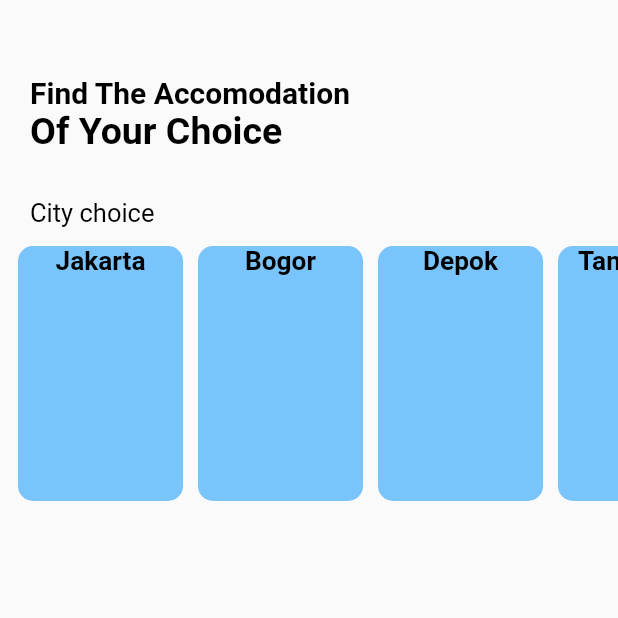
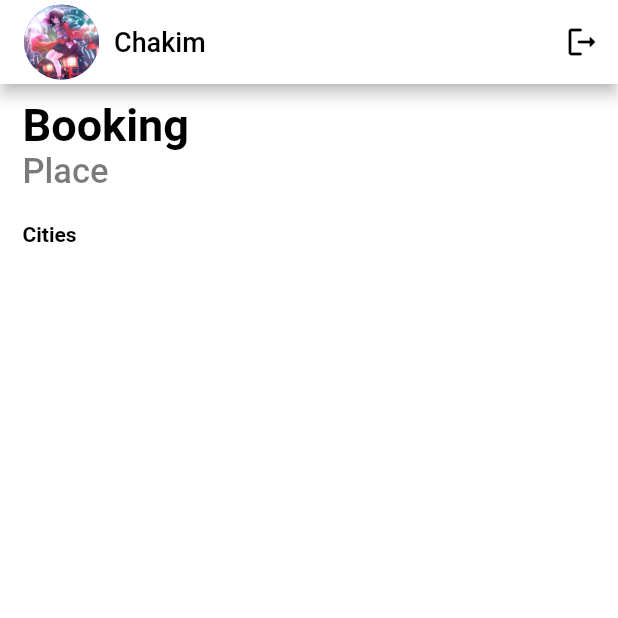
Before and after one commit to al-chakim/TaMob, a Flutter app: the Home screen opened directly, on a phone screen of 412 x 824 dp, the top half of it. Run offline on Flutter 3.47's test engine with Material 2 defaults, Android fonts, the phone set to English and light mode, and no system bars.

Commit message:
turu deks

```diff
--- a/golodors/lib/home.dart
+++ b/golodors/lib/home.dart
@@ -9,106 +9,76 @@ class Home extends StatefulWidget {
 }
 
 class _HomeState extends State<Home> {
+  int selectedCity = 0;
+
   @override
   Widget build(BuildContext context) {
     return Scaffold(
-      body: Column(
+      backgroundColor: tiga,
+      appBar: AppBar(
+        backgroundColor: tiga,
+        automaticallyImplyLeading: false,
+        //elevation: 0,
+        title: Row(
           children: [
+            Padding(
+              padding: EdgeInsets.only(left: 0),
+              child: CircleAvatar(
+                radius: 25,
+                backgroundImage: AssetImage('assets/profile.jpg'),
+              ),
+            ),
+            SizedBox(width: 10,),
+            Text('Chakim', style: huruf2.copyWith(fontWeight: FontWeight.w500, fontSize: 18))
+          ],
+        ),
+        actions: [
+          IconButton(
+            onPressed: (){
+              Navigator.pop(context);
+            },
+            icon: Icon(
+              Icons.logout_rounded,
+              color: Colors.black,
+            )
+          )
+        ],
+      ),
+
+      body: ListView(children: [
         SizedBox(
-            height: 50,
+          height: 10,
         ),
         Padding(
-            padding: const EdgeInsets.only(left: 20),
-            child: Row(
-              children: [
-                Column(
+          padding: const EdgeInsets.only(left: 15),
+          child: Column(
             crossAxisAlignment: CrossAxisAlignment.start,
             children: [
               Text(
-                      'Find The Accomodation',
-                      style: huruf2.copyWith(fontSize: 20),
-                    ),
-                    Text('Of Your Choice',
-                        style: huruf2.copyWith(fontSize: 25)),
-                    SizedBox(
-                      height: 30,
+                'Booking',
+                style: huruf2.copyWith(fontSize: 30),
               ),
               Text(
-                      'City choice',
+                'Place',
                 style: huruf2.copyWith(
-                        fontSize: 17,
-                        fontWeight: FontWeight.w400
-                      ),
+                    fontSize: 23,
+                    fontWeight: FontWeight.w500,
+                    color: Color.fromARGB(133, 0, 0, 0)),
               )
             ],
           ),
-              ],
         ),
+        SizedBox(
+          height: 20,
         ),
-          SingleChildScrollView(
-            scrollDirection: Axis.horizontal,
-            padding: EdgeInsets.all(12),
-            child: Row(
-              children: [
-                sleding(teks1:'Jakarta', press: (){}),
-                SizedBox(width: 10,),
-                sleding(teks1: 'Bogor', press: (){}),
-                SizedBox(width: 10,),
-                sleding(teks1: 'Depok', press: (){}),
-                SizedBox(width: 10,),
-                sleding(teks1: 'Tangerang', press: (){}),
-                SizedBox(width: 10,),
-                sleding(teks1: 'Bekasi', press: (){}),
-              ],
+        Padding(
+          padding: const EdgeInsets.only(left: 15),
+          child: Text(
+            'Cities',
+            style: huruf2.copyWith(fontWeight: FontWeight.w600),
           ),
         )
-        ],
-      ),
+      ]),
     );
   }
 }
-
-class sleding extends StatelessWidget {
-
-  final String teks1;
-  final VoidCallback press;
-  //final String gambar;
-
-  const sleding({
-
-    Key? key,
-
-  required this.teks1,
-  required this.press,
-  //required this.gambar
-
-  }) : super(key: key);
-
-  @override
-  Widget build(BuildContext context) {
-    return Container(
-      height: 170,
-      width: 110,
-      padding: EdgeInsets.only(left: 0, top: 0),
-      //margin:
-          // EdgeInsets.only(right: 20, left: 20, top: 10, bottom: 10),
-      decoration: BoxDecoration(
-          borderRadius: BorderRadius.circular(10), color: satu),
-      child: Material(
-        color: Colors.transparent,
-        child: InkWell(
-          onTap: press,
-          child: Column(
-            children: [
-              //Image.asset(gambar),
-              Text(
-                teks1,
-                style: huruf1.copyWith(fontSize: 17.5, color: empat),
-              ),
-            ],
-          ),
-        ),
-      ),
-    );
-  }
-}
--- a/golodors/lib/masuk.dart
+++ b/golodors/lib/masuk.dart
@@ -105,6 +105,7 @@ class _loginState extends State<login> {
                                   Icon(
                                     Ikon.google,
                                     size: 18,
+                                    color: Colors.green,
                                   ),
                                   SizedBox(
                                     width: 5,
```
Also changed, not shown: golodors/assets/profile.jpg (added), golodors/lib/map/data.dart (added). Lines whose indentation alone changed are shown as unchanged.
